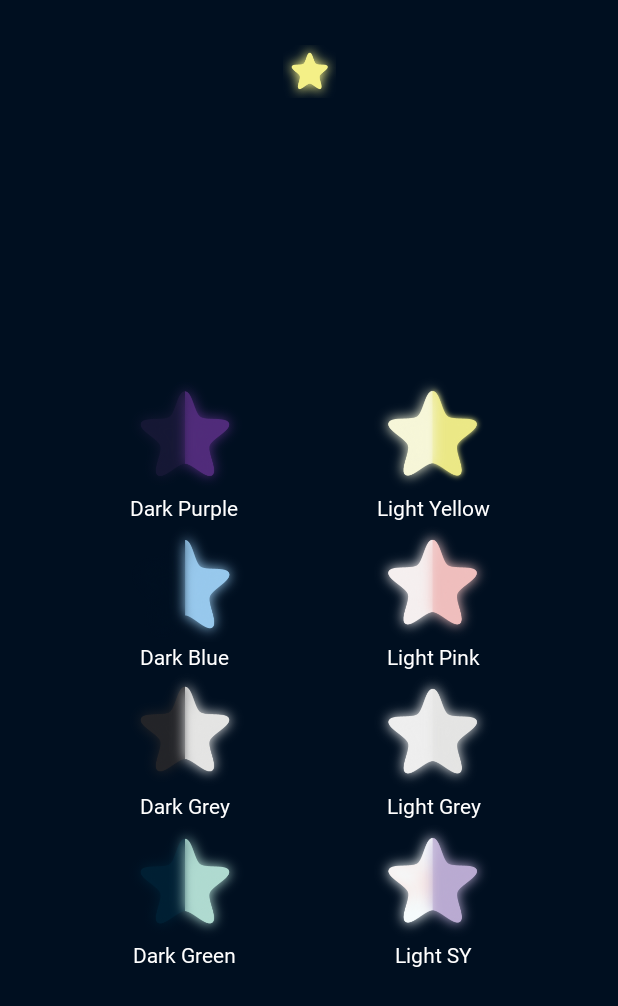
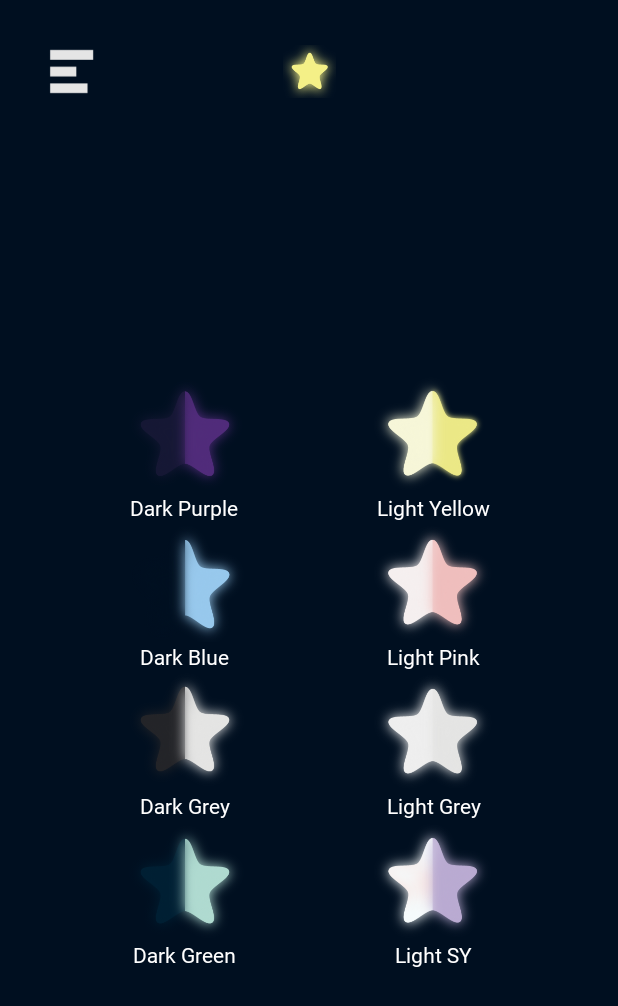
Before and after one commit to greedy0110/ProjectM, an Android app: the SelectThemeActivity screen opened directly, with no data from a screen before it, on a phone screen of 412 x 824 dp. Shown: the top 1006 px of the screen. Run offline under Robolectric (Android 15) with nearby library versions, the phone set to English and light mode, and no system bars; 1 statement that could not run was skipped.

Commit message:
각 화면에 뒤로가기 버튼 추가

```diff
--- a/app/src/main/java/com/example/a/lockquizekotlin/ForceLockSettingActivity.kt
+++ b/app/src/main/java/com/example/a/lockquizekotlin/ForceLockSettingActivity.kt
@@ -26,8 +26,8 @@ class ForceLockSettingActivity : AppCompatActivity() {
             showSelectTimeDialog()
         }
 
-        afls_star_button.setOnClickListener {
-            LayoutUtils.goToMenuActivity(applicationContext)
+        afls_end_button.setOnClickListener {
+            LayoutUtils.goBack(this)
         }
     }
 
--- a/app/src/main/java/com/example/a/lockquizekotlin/MenuActivity.kt
+++ b/app/src/main/java/com/example/a/lockquizekotlin/MenuActivity.kt
@@ -37,8 +37,6 @@ class MenuActivity : AppCompatActivity() {
             val setting = Intent(applicationContext, SettingActivitiy::class.java)
             startActivity(setting)
         }
-
-
     }
 
     override fun onStart() {
--- a/app/src/main/java/com/example/a/lockquizekotlin/SelectThemeActivity.kt
+++ b/app/src/main/java/com/example/a/lockquizekotlin/SelectThemeActivity.kt
@@ -56,8 +56,8 @@ class SelectThemeActivity : AppCompatActivity() {
             onThemeChangeClick("ls")
         }
 
-        ast_star_button.setOnClickListener{
-            LayoutUtils.goToMenuActivity(applicationContext)
+        ast_end_button.setOnClickListener {
+            LayoutUtils.goBack(this)
         }
     }
 
--- a/app/src/main/java/com/example/a/lockquizekotlin/SettingActivitiy.kt
+++ b/app/src/main/java/com/example/a/lockquizekotlin/SettingActivitiy.kt
@@ -38,8 +38,8 @@ class SettingActivitiy : AppCompatActivity() {
             startActivity(intent)
         }
 
-        as_star_button.setOnClickListener {
-            LayoutUtils.goToMenuActivity(applicationContext)
+        as_end_button.setOnClickListener {
+            LayoutUtils.goBack(this)
         }
     }
 }
--- a/app/src/main/java/com/example/a/lockquizekotlin/SlideOnOffSettingActivity.kt
+++ b/app/src/main/java/com/example/a/lockquizekotlin/SlideOnOffSettingActivity.kt
@@ -41,8 +41,8 @@ class SlideOnOffSettingActivity : AppCompatActivity() {
             updateUI(false)
         }
 
-        asoos_star_button.setOnClickListener {
-            LayoutUtils.goToMenuActivity(applicationContext)
+        asoos_end_button.setOnClickListener {
+            LayoutUtils.goBack(this)
         }
     }
 
--- a/app/src/main/java/com/example/a/lockquizekotlin/SlideSettingsActivity.kt
+++ b/app/src/main/java/com/example/a/lockquizekotlin/SlideSettingsActivity.kt
@@ -27,8 +27,8 @@ class SlideSettingsActivity : AppCompatActivity() {
             startActivity(intent)
         }
 
-        ass_star_button.setOnClickListener {
-            LayoutUtils.goToMenuActivity(applicationContext)
+        ass_end_button.setOnClickListener {
+            LayoutUtils.goBack(this)
         }
     }
 
--- a/app/src/main/java/com/example/a/lockquizekotlin/Utils/LayoutUtils.kt
+++ b/app/src/main/java/com/example/a/lockquizekotlin/Utils/LayoutUtils.kt
@@ -1,5 +1,6 @@
 package com.example.a.lockquizekotlin.Utils
 
+import android.app.Activity
 import android.content.Context
 import android.content.Intent
 import android.graphics.Color
@@ -65,4 +66,8 @@ object LayoutUtils {
         val intent = Intent(context, MenuActivity::class.java)
         context.startActivity(intent)
     }
+
+    fun goBack(activity: Activity) {
+        activity.finish()
+    }
 }
--- a/app/src/main/res/layout/activity_menu.xml
+++ b/app/src/main/res/layout/activity_menu.xml
@@ -9,7 +9,7 @@
     android:background="@drawable/db_back">
 
     <ImageView
-        android:id="@+id/acl_star_button"
+        android:id="@+id/am_star_button"
         android:layout_width="35dp"
         android:layout_height="35dp"
         android:layout_marginStart="8dp"
@@ -31,7 +31,7 @@
         app:layout_constraintBottom_toBottomOf="parent"
         app:layout_constraintEnd_toEndOf="parent"
         app:layout_constraintStart_toStartOf="parent"
-        app:layout_constraintTop_toBottomOf="@+id/acl_star_button">
+        app:layout_constraintTop_toBottomOf="@+id/am_star_button">
 
         <Button
             android:id="@+id/ox_quiz_button"
--- a/app/src/main/res/layout/activity_select_theme.xml
+++ b/app/src/main/res/layout/activity_select_theme.xml
@@ -7,6 +7,16 @@
     android:id="@+id/activity_select_theme_layout"
     android:background="@drawable/db_back"
     tools:context=".SelectThemeActivity">
+
+    <Button
+        android:id="@+id/ast_end_button"
+        android:layout_width="35dp"
+        android:layout_height="35dp"
+        android:layout_marginStart="30dp"
+        android:layout_marginTop="30dp"
+        android:background="@drawable/upper_menu"
+        app:layout_constraintStart_toStartOf="parent"
+        app:layout_constraintTop_toTopOf="parent" />
 
     <Button
         android:id="@+id/ast_star_button"
```
Also changed, not shown: app/src/main/java/com/example/a/lockquizekotlin/CategoryListActivity.kt (+3 -7 lines), app/src/main/res/layout/activity_categorylist.xml (+10 -0 lines), app/src/main/res/layout/activity_force_lock_setting.xml (+10 -0 lines), app/src/main/res/layout/activity_setting.xml (+10 -0 lines), app/src/main/res/layout/activity_slide_on_off_setting.xml (+10 -0 lines), app/src/main/res/layout/activity_slide_settings.xml (+10 -0 lines).
